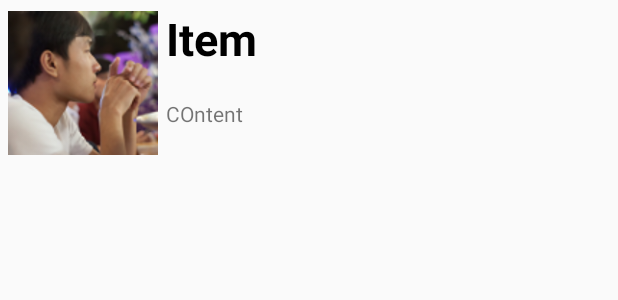
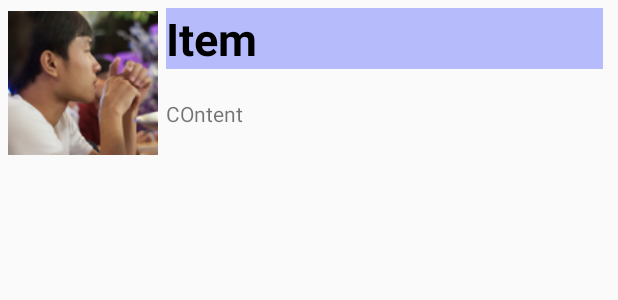
Before and after one commit to at-hoaiphan/First_Project, an Android app: the layout item_note.xml on its own in the app's theme, with its tools: preview values and no code run, on a phone screen of 412 x 824 dp. Shown: the top 300 px of the screen. Run offline under Robolectric (Android 15) with nearby library versions, the phone set to English and light mode, and no system bars.

Commit message:
reload list in fragment

```diff
--- a/app/src/main/java/com/example/gio/firstproject/activities/AddEditNoteActivity.java
+++ b/app/src/main/java/com/example/gio/firstproject/activities/AddEditNoteActivity.java
@@ -54,6 +54,7 @@ public class AddEditNoteActivity extends AppCompatActivity implements View.OnCli
             note = getIntent().getBundleExtra("mNotes").getParcelable("note_item");
             edtTitle.setText(note.getNoteTitle());
             edtContent.setText(note.getNoteContent());
+            noteUri = note.getNoteImageUri();
             if (note.getNoteImageUri() != null) {
                 Picasso.with(this).load(note.getNoteImageUri()).into(imgAvatar);
             } else {
@@ -93,7 +94,6 @@ public class AddEditNoteActivity extends AppCompatActivity implements View.OnCli
                         note.setNoteTitle(edtTitle.getText().toString());
                         note.setNoteContent(edtContent.getText().toString());
                         note.setNoteImageUri(noteUri);
-//                        note.setNoteImageUri("content://com.android.providers.media.documents/document/image%3A20");
                         myDatabaseHelper.updateNote(note);
                         Toast.makeText(getApplicationContext(), "Record has been editted!", Toast.LENGTH_LONG).show();
                         refreshList();
--- a/app/src/main/java/com/example/gio/firstproject/adapter/NoteAdapter.java
+++ b/app/src/main/java/com/example/gio/firstproject/adapter/NoteAdapter.java
@@ -5,7 +5,6 @@ import android.app.Activity;
 import android.content.Context;
 import android.support.v4.app.ActivityCompat;
 import android.support.v7.widget.RecyclerView;
-import android.util.Log;
 import android.view.LayoutInflater;
 import android.view.View;
 import android.view.ViewGroup;
@@ -49,7 +48,6 @@ public class NoteAdapter extends RecyclerView.Adapter<NoteAdapter.MyViewHolder>
         if (java.util.Objects.equals(imageUri, "") || imageUri == null) {
             holder.imgNote.setImageResource(R.drawable.img_nullavatar);
         } else {
-            Log.d("load image-", "onBindViewHolder: " + imageUri);
             Picasso.with(mContext).load(imageUri).placeholder(R.drawable.ic_setting).error(R.drawable.ic_lock).into(holder.imgNote);
         }
     }
--- a/app/src/main/java/com/example/gio/firstproject/adapter/ViewpagerAdapter.java
+++ b/app/src/main/java/com/example/gio/firstproject/adapter/ViewpagerAdapter.java
@@ -4,8 +4,8 @@ import android.support.v4.app.Fragment;
 import android.support.v4.app.FragmentManager;
 import android.support.v4.app.FragmentStatePagerAdapter;
 
+import com.example.gio.firstproject.viewpagers.ViewPagerFragment;
 import com.example.gio.firstproject.viewpagers.ViewPagerFragment1;
-import com.example.gio.firstproject.viewpagers.ViewPagerFragment2;
 import com.example.gio.firstproject.viewpagers.ViewPagerFragment3;
 
 /**
@@ -25,7 +25,7 @@ public class ViewPagerAdapter extends FragmentStatePagerAdapter {
                 frag = new ViewPagerFragment1();
                 break;
             case 1:
-                frag = new ViewPagerFragment2();
+                frag = new ViewPagerFragment();
                 break;
             case 2:
                 frag = new ViewPagerFragment3();
--- a/app/src/main/java/com/example/gio/firstproject/viewpagers/ViewPagerFragment3Item.java
+++ b/app/src/main/java/com/example/gio/firstproject/viewpagers/ViewPagerFragment3Item.java
@@ -14,6 +14,7 @@ import android.widget.TextView;
 import com.example.gio.firstproject.NoteSQLite.MyDatabaseHelper;
 import com.example.gio.firstproject.R;
 import com.example.gio.firstproject.activities.AddEditNoteActivity;
+import com.example.gio.firstproject.activities.ViewPagerActivity;
 import com.example.gio.firstproject.model.Note;
 import com.squareup.picasso.Picasso;
 
@@ -74,6 +75,11 @@ public class ViewPagerFragment3Item extends Fragment implements View.OnClickList
                 bundle.putParcelable("note_item", mNotes.get(finalPosition));
                 intent.putExtra("mNotes", bundle);
                 intent.putExtra("editNote", NOTE_EDIT);
+
+                // Reload (need to be optimized)
+                ((ViewPagerActivity)getContext()).finish();
+                startActivity(new Intent(getContext(), ViewPagerActivity.class));
+
                 startActivityForResult(intent, 1);
             }
         });
--- a/app/src/main/res/layout/activity_viewpager_fragment.xml
+++ b/app/src/main/res/layout/activity_viewpager_fragment.xml
@@ -11,11 +11,11 @@
         android:layout_width="match_parent"
         android:layout_height="40dp"
         android:background="#e1a4a7f7"
-        app:tabSelectedTextColor="#ff0000" />
+        app:tabSelectedTextColor="#ff0000"/>
 
     <android.support.v4.view.ViewPager
         android:id="@+id/view_pager"
         android:layout_width="match_parent"
         android:layout_height="match_parent"
-        android:layout_below="@+id/tab_layout"></android.support.v4.view.ViewPager>
+        android:layout_below="@+id/tab_layout" />
 </RelativeLayout>
--- a/app/src/main/res/layout/item_note.xml
+++ b/app/src/main/res/layout/item_note.xml
@@ -2,21 +2,9 @@
 <RelativeLayout xmlns:android="http://schemas.android.com/apk/res/android"
     android:layout_width="match_parent"
     android:layout_height="wrap_content"
+    android:layout_marginEnd="10dp"
     android:background="?android:attr/selectableItemBackground">
 
-
-    <TextView
-        android:id="@+id/tvTitle"
-        android:layout_width="match_parent"
-        android:layout_height="wrap_content"
-        android:gravity="center_vertical"
-        android:text="Item"
-        android:textColor="#000"
-        android:textSize="30dp"
-        android:textStyle="bold"
-        android:layout_alignTop="@+id/imgAvatar"
-        android:layout_toEndOf="@+id/imgAvatar"
-        android:layout_marginStart="5dp"/>
 
     <TextView
         android:id="@+id/tvContent"
@@ -25,8 +13,7 @@
         android:layout_below="@+id/tvTitle"
         android:gravity="center_vertical"
         android:layout_alignBottom="@+id/imgAvatar"
-        android:layout_toEndOf="@+id/imgAvatar"
-        android:layout_marginStart="5dp"
+        android:layout_alignLeft="@+id/tvTitle"
         android:text="COntent" />
 
     <ImageView
@@ -38,4 +25,19 @@
         android:layout_alignParentTop="true"
         android:layout_alignParentStart="true"
         android:layout_marginTop="5dp" />
+
+    <TextView
+        android:id="@+id/tvTitle"
+        android:layout_width="wrap_content"
+        android:layout_height="wrap_content"
+        android:gravity="center_vertical"
+        android:text="Item"
+        android:textColor="#000"
+        android:textSize="30dp"
+        android:textStyle="bold"
+        android:background="#460019fb"
+        android:layout_alignTop="@+id/imgAvatar"
+        android:layout_toEndOf="@+id/imgAvatar"
+        android:layout_marginStart="5dp"
+        android:layout_alignParentEnd="true" />
 </RelativeLayout>
--- a/app/src/main/res/layout/list_note.xml
+++ b/app/src/main/res/layout/list_note.xml
@@ -1,5 +1,6 @@
 <?xml version="1.0" encoding="utf-8"?>
 <RelativeLayout xmlns:android="http://schemas.android.com/apk/res/android"
+    android:id="@+id/list_note"
     android:layout_width="match_parent"
     android:layout_height="wrap_content"
     android:orientation="vertical">
```
Also changed, not shown: app/src/main/java/com/example/gio/firstproject/NoteSQLite/MyDatabaseHelper.java (+4 -3 lines), app/src/main/java/com/example/gio/firstproject/adapter/ViewpagerInner2Adapter.java (+4 -4 lines), app/src/main/java/com/example/gio/firstproject/adapter/ViewpagerInner3Adapter.java (+8 -2 lines), app/src/main/java/com/example/gio/firstproject/viewpagers/VIewpagerFragment1ListNote.java (deleted, +0 -82 lines), app/src/main/java/com/example/gio/firstproject/viewpagers/ViewPagerFragment.java (added, +29 -0 lines), app/src/main/java/com/example/gio/firstproject/viewpagers/ViewpagerFragment1.java (+56 -9 lines), app/src/main/res/layout/viewpager_fragment.xml (renamed from app/src/main/res/layout/viewpager_fragment_1.xml, +5 -5 lines), app/src/main/res/layout/viewpager_fragment_3.xml (+7 -7 lines).
